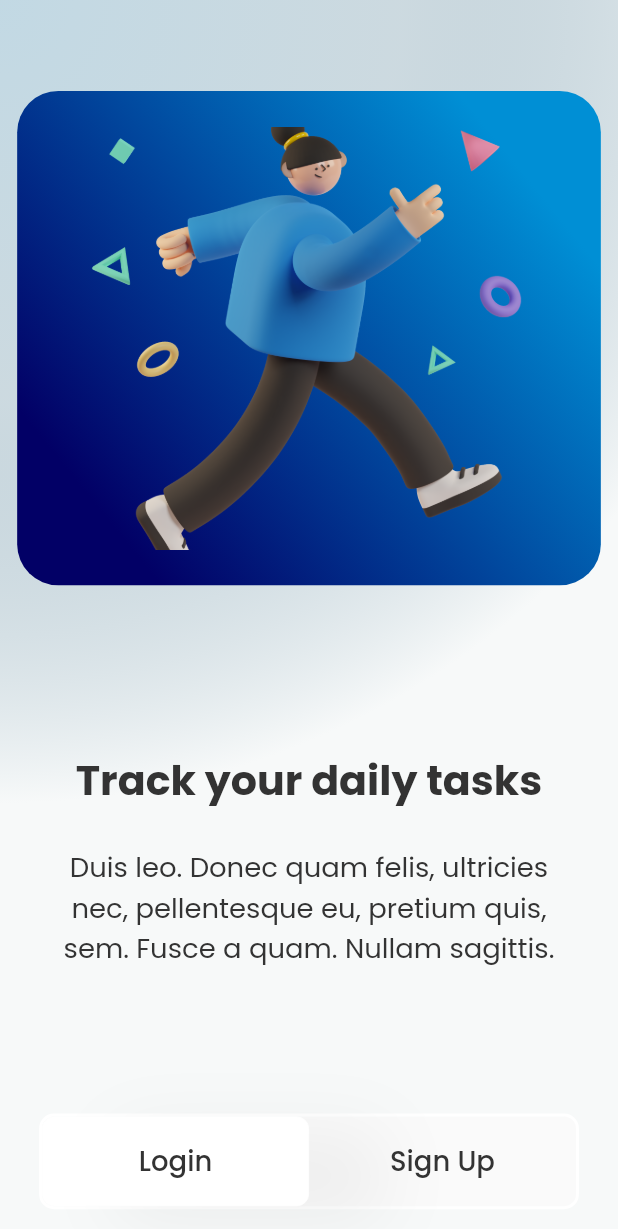
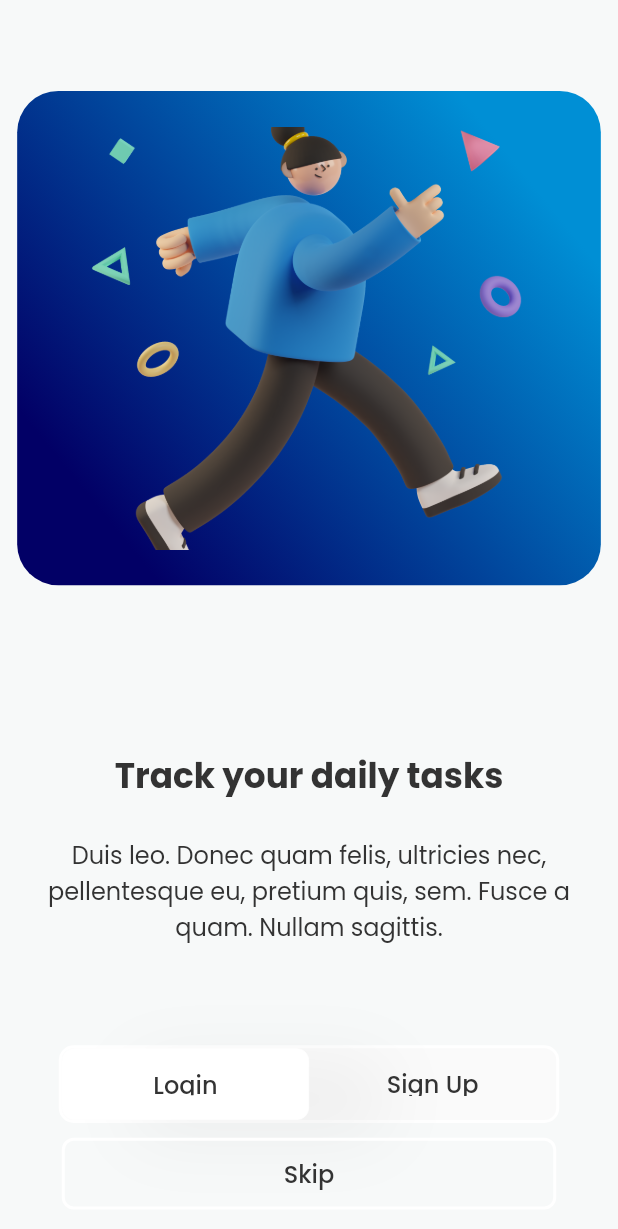
Before and after one commit to davidaodejobi/day-pilot, a Flutter app: the screen it shows after launch, on a phone screen of 412 x 824 dp. Shown: the top 1229 px of the screen. Run offline on Flutter 3.47's test engine with Material 2 defaults, Android fonts, the phone set to English and light mode, and no system bars; drawn by our look-alikes of flip_card; our stand-ins replace flutter_hooks, flutter_screenutil, flutter_svg, hooks_riverpod; generated files the repository leaves out were written again.

Commit message:
featL added skip button to auth screen

```diff
--- a/lib/src/features/onboarding/onboard_button.dart
+++ b/lib/src/features/onboarding/onboard_button.dart
@@ -15,8 +15,8 @@ class OnbaordButton extends StatelessWidget {
   @override
   Widget build(BuildContext context) {
     return Container(
-      width: 311.w,
-      height: 50.h,
+      width: .8.sw,
+      height: 40.h,
       decoration: ShapeDecoration(
         color: const Color(0xFFFAFAFA),
         shape: RoundedRectangleBorder(
@@ -37,12 +37,15 @@ class OnbaordButton extends StatelessWidget {
             child: GestureDetector(
               onTap: onLoginPressed,
               child: Container(
-                height: 50.h,
+                height: 40.h,
                 padding: const EdgeInsets.all(16),
                 decoration: ShapeDecoration(
                   color: Colors.white,
                   shape: RoundedRectangleBorder(
-                    side: const BorderSide(width: 0.50, color: Colors.white),
+                    side: const BorderSide(
+                      width: 0.50,
+                      color: Colors.white,
+                    ),
                     borderRadius: BorderRadius.circular(8),
                   ),
                   shadows: const [
@@ -54,19 +57,13 @@ class OnbaordButton extends StatelessWidget {
                     )
                   ],
                 ),
-                child: Row(
-                  mainAxisSize: MainAxisSize.min,
-                  mainAxisAlignment: MainAxisAlignment.center,
-                  crossAxisAlignment: CrossAxisAlignment.center,
-                  children: [
-                    Text(
+                child: Text(
                   'Login',
                   textAlign: TextAlign.center,
-                      style: Theme.of(context).textTheme.bodyLarge!.copyWith(
+                  style: Theme.of(context).textTheme.bodyMedium!.copyWith(
                         fontWeight: FontWeight.w500,
+                        height: 1.2,
                       ),
-                    ),
-                  ],
                 ),
               ),
             ),
@@ -75,21 +72,15 @@ class OnbaordButton extends StatelessWidget {
             child: GestureDetector(
               onTap: onSignUpPressed,
               child: Container(
-                height: 50.h,
+                height: 40.h,
                 padding: const EdgeInsets.all(16),
-                child: Row(
-                  mainAxisSize: MainAxisSize.min,
-                  mainAxisAlignment: MainAxisAlignment.center,
-                  crossAxisAlignment: CrossAxisAlignment.center,
-                  children: [
-                    Text(
+                child: Text(
                   'Sign Up',
                   textAlign: TextAlign.center,
-                      style: Theme.of(context).textTheme.bodyLarge!.copyWith(
+                  style: Theme.of(context).textTheme.bodyMedium!.copyWith(
                         fontWeight: FontWeight.w500,
+                        height: 1.2,
                       ),
-                    ),
-                  ],
                 ),
               ),
             ),
--- a/lib/src/features/onboarding/onboarding_screen.dart
+++ b/lib/src/features/onboarding/onboarding_screen.dart
@@ -1,7 +1,7 @@
 // ignore_for_file: public_member_api_docs, sort_constructors_first
-import 'package:day_pilot/src/constants/app_constants.dart';
 import 'package:day_pilot/src/features/auth/login_screen.dart';
 import 'package:day_pilot/src/features/auth/signup_screen.dart';
+import 'package:day_pilot/src/features/dashboard/dashboard.dart';
 import 'package:day_pilot/src/features/onboarding/onboard_button.dart';
 import 'package:day_pilot/src/features/onboarding/onboard_card.dart';
 import 'package:day_pilot/src/utils/extensions.dart';
@@ -16,7 +16,7 @@ class OnbaordingScreen extends StatelessWidget {
   Widget build(BuildContext context) {
     return Scaffold(
       body: Container(
-        decoration: AppConstants.kScaffoldGradient,
+        // decoration: AppConstants.kScaffoldGradient,
         child: Column(
           children: [
             .05.sh.hi,
@@ -43,7 +43,7 @@ class OnbaordingScreen extends StatelessWidget {
                 children: [
                   Text(
                     'Track your daily tasks',
-                    style: Theme.of(context).textTheme.headlineMedium!.copyWith(
+                    style: Theme.of(context).textTheme.headlineSmall!.copyWith(
                           fontWeight: FontWeight.w700,
                         ),
                   ),
@@ -51,15 +51,14 @@ class OnbaordingScreen extends StatelessWidget {
                   Text(
                     'Duis leo. Donec quam felis, ultricies nec, pellentesque eu, pretium quis, sem. Fusce a quam. Nullam sagittis.',
                     textAlign: TextAlign.center,
-                    style: Theme.of(context).textTheme.bodyLarge!.copyWith(
+                    style: Theme.of(context).textTheme.bodyMedium!.copyWith(
                           fontWeight: FontWeight.w400,
-                          fontSize: 16.sp,
                         ),
                   ),
                 ],
               ),
             ).padHorizontal(25),
-            .1.sh.hi,
+            .07.sh.hi,
             OnbaordButton(
               onLoginPressed: () => Navigator.push(
                 context,
@@ -73,6 +72,35 @@ class OnbaordingScreen extends StatelessWidget {
                   builder: (context) => const SignUpScreen(),
                 ),
               ),
+            ),
+            10.hi,
+            GestureDetector(
+              onTap: () => Navigator.push(
+                context,
+                MaterialPageRoute(
+                  builder: (context) => const DashBoard(),
+                ),
+              ),
+              child: SizedBox(
+                height: 40.h,
+                width: .8.sw,
+                child: Container(
+                  alignment: Alignment.center,
+                  decoration: BoxDecoration(
+                    border: Border.all(
+                      color: Colors.white,
+                      width: 2,
+                    ),
+                    borderRadius: BorderRadius.circular(8),
+                  ),
+                  child: Text(
+                    'Skip',
+                    style: Theme.of(context).textTheme.bodyMedium!.copyWith(
+                          fontWeight: FontWeight.w500,
+                        ),
+                  ),
+                ),
+              ),
             )
           ],
         ),
```
Lines whose indentation alone changed are shown as unchanged.
